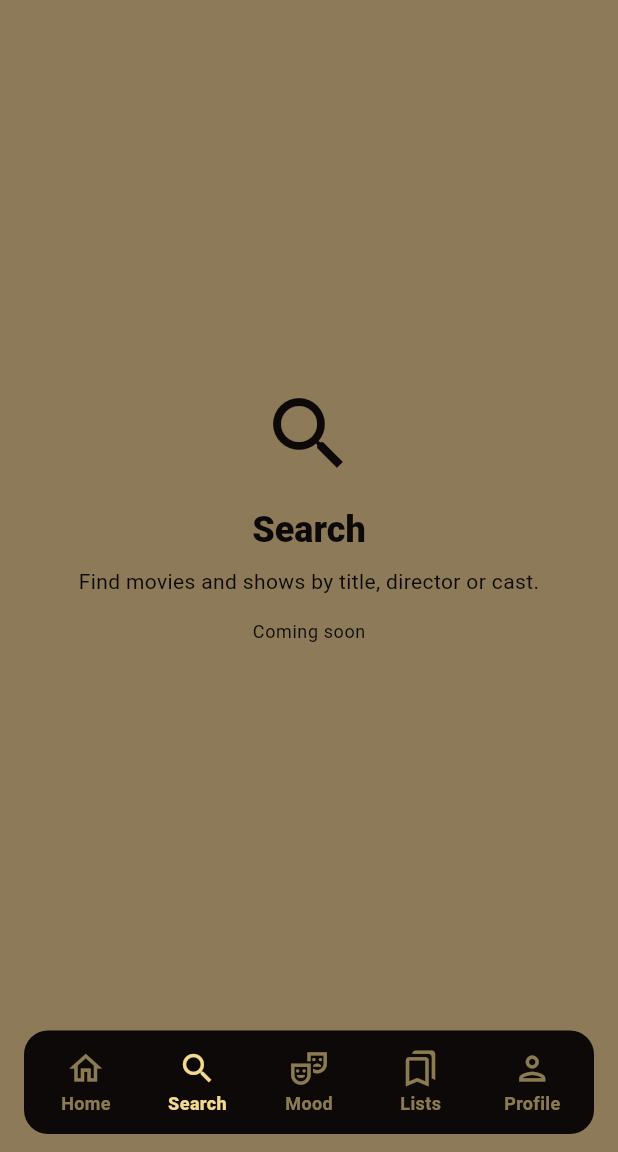
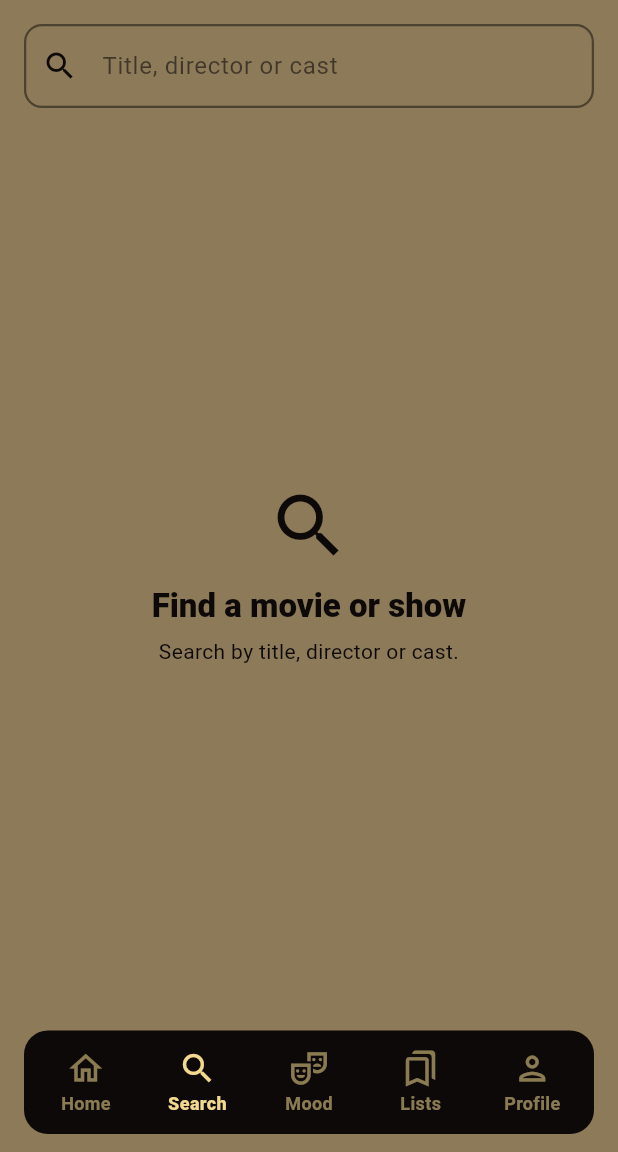
Before and after one commit to thaiHnguyen/CMPE137Project, a Flutter app: the screen it shows after launch, item 2 of the bottom bar chosen, on a phone screen of 412 x 824 dp, the part 84-1236 px from its top. Run offline on Flutter 3.47's test engine with Material 3 defaults, Android fonts, the phone set to English and light mode, and no system bars; our stand-ins replace flutter_dotenv, shared_preferences; network calls fail.

Commit message:
Search Movie title feature

```diff
--- a/NoiReel/lib/screens/app_shell.dart
+++ b/NoiReel/lib/screens/app_shell.dart
@@ -8,6 +8,7 @@ import '../widgets/nav_bar.dart';
 import 'coming_soon_screen.dart';
 import 'home_screen.dart';
 import 'profile_screen.dart';
+import 'search_screen.dart';
 
 /// The app's frame: the tabs, with the navigation bar at the bottom
 ///
@@ -66,11 +67,7 @@ class _AppShellState extends State<AppShell> {
     final tab = navTabs[index];
     return switch (index) {
       0 => HomeScreen(api: widget.api, themes: widget.themes),
-      1 => ComingSoonScreen(
-          title: 'Search',
-          icon: tab.icon,
-          description: 'Find movies and shows by title, director or cast.',
-        ),
+      1 => SearchScreen(api: widget.api),
       2 => ComingSoonScreen(
           title: 'Mood',
           icon: tab.icon,
--- /dev/null
+++ b/NoiReel/lib/screens/search_screen.dart
@@ -0,0 +1,364 @@
+import 'dart:async';
+
+import 'package:flutter/material.dart';
+
+import '../api/api_client.dart';
+import '../api/models.dart';
+import '../widgets/fade_slide_in.dart';
+import '../widgets/poster_card.dart';
+import 'title_details_screen.dart';
+
+/// The Search tab: find movies and shows by title, director, creator or
+/// cast (GU-02). Results appear as you type, best match first, and more
+/// load as you scroll
+class SearchScreen extends StatefulWidget {
+  /// Creates the Search tab
+  const SearchScreen({super.key, required this.api});
+
+  final ApiClient api; // Connection to the server
+
+  /// Wait this long after the last keystroke before searching, so typing
+  /// "inception" sends one request, not nine
+  static const typingPause = Duration(milliseconds: 350);
+
+
+  static const pageSize = 20;   // Results per page (GU-02.02)
+  static const maxLength = 100; // Longest search the server accepts
+
+  @override
+  State<SearchScreen> createState() => _SearchScreenState();
+}
+
+class _SearchScreenState extends State<SearchScreen> {
+  final _input = TextEditingController();
+  final _scroll = ScrollController();
+  Timer? _typing;
+
+  String _query = ''; // What the results are for
+  List<TitleCard> _results = [];
+  int _total = 0; // Results across all pages
+  int _page = 0; // Pages loaded so far
+  bool _loading = false; // First page is loading
+  bool _loadingMore = false; // A later page is loading
+  String? _error;
+
+  // Bumped for every new search. A reply that comes back for an older
+  // search (the user kept typing) is thrown away
+  int _searchId = 0;
+
+  bool get _hasMore => _results.length < _total;
+
+  @override
+  void initState() {
+    super.initState();
+    _scroll.addListener(_onScroll);
+  }
+
+  @override
+  void dispose() {
+    _typing?.cancel();
+    _input.dispose();
+    _scroll.dispose();
+    super.dispose();
+  }
+
+  void _onChanged(String text) {
+    _typing?.cancel();
+    setState(() {}); // shows or hides the clear button
+    _typing = Timer(SearchScreen.typingPause, () => _search(text));
+  }
+
+  void _clear() {
+    _typing?.cancel();
+    _input.clear();
+    _search('');
+  }
+
+  /// Starts a new search for [text], replacing the current results
+  Future<void> _search(String text) async {
+    final query = text.trim();
+    _typing?.cancel();
+    if (query == _query && _error == null) return; // nothing new
+
+    final id = ++_searchId;
+    setState(() {
+      _query = query;
+      _results = [];
+      _total = 0;
+      _page = 0;
+      _error = null;
+      _loading = query.isNotEmpty;
+      _loadingMore = false;
+    });
+    if (query.isEmpty) return;
+    if (_scroll.hasClients) _scroll.jumpTo(0);
+
+    try {
+      final page = await widget.api.search(query, limit: SearchScreen.pageSize);
+      if (!mounted || id != _searchId) return; // an older search
+      setState(() {
+        _results = page.titles;
+        _total = page.total;
+        _page = 1;
+      });
+    } on ApiException catch (e) {
+      if (!mounted || id != _searchId) return;
+      setState(() => _error = e.message);
+    } finally {
+      if (mounted && id == _searchId) setState(() => _loading = false);
+    }
+  }
+
+  /// Loads the next page when the user scrolls near the end
+  void _onScroll() {
+    if (!_scroll.hasClients || _loading || _loadingMore || !_hasMore) return;
+    if (_error != null) return;
+    final position = _scroll.position;
+    if (position.pixels >= position.maxScrollExtent - 400) _loadMore();
+  }
+
+  Future<void> _loadMore() async {
+    final id = _searchId;
+    setState(() => _loadingMore = true);
+    try {
+      final page = await widget.api.search(
+        _query,
+        page: _page + 1,
+        limit: SearchScreen.pageSize,
+      );
+      if (!mounted || id != _searchId) return;
+      setState(() {
+        // Skip any title already shown, in case the catalog changed
+        final shown = {for (final t in _results) t.id};
+        _results = [
+          ..._results,
+          ...page.titles.where((t) => !shown.contains(t.id)),
+        ];
+        _total = page.total;
+        _page++;
+      });
+    } on ApiException catch (e) {
+      if (!mounted || id != _searchId) return;
+      ScaffoldMessenger.of(context)
+        ..hideCurrentSnackBar()
+        ..showSnackBar(SnackBar(content: Text(e.message)));
+    } finally {
+      if (mounted && id == _searchId) setState(() => _loadingMore = false);
+    }
+  }
+
+  void _open(TitleCard title) {
+    FocusScope.of(context).unfocus(); // hide the keyboard
+    Navigator.of(context).push(
+      MaterialPageRoute<void>(
+        builder: (_) => TitleDetailsScreen(api: widget.api, title: title),
+      ),
+    );
+  }
+
+  @override
+  Widget build(BuildContext context) {
+    return Scaffold(
+      appBar: AppBar(title: const Text('NOIREEL')),
+      body: Align(
+        alignment: Alignment.topCenter,
+        child: ConstrainedBox(
+          constraints: const BoxConstraints(maxWidth: 720),
+          child: Column(
+            children: [
+              Padding(
+                padding: const EdgeInsets.fromLTRB(16, 16, 16, 8),
+                child: TextField(
+                  controller: _input,
+                  onChanged: _onChanged,
+                  onSubmitted: _search, // Enter searches right away
+                  textInputAction: TextInputAction.search,
+                  maxLength: SearchScreen.maxLength,
+                  decoration: InputDecoration(
+                    hintText: 'Title, director or cast',
+                    counterText: '', // hide the "0/100" counter
+                    prefixIcon: const Icon(Icons.search),
+                    suffixIcon: _input.text.isEmpty
+                        ? null
+                        : IconButton(
+                            tooltip: 'Clear',
+                            icon: const Icon(Icons.close),
+                            onPressed: _clear,
+                          ),
+                  ),
+                ),
+              ),
+              Expanded(child: _body()),
+            ],
+          ),
+        ),
+      ),
+    );
+  }
+
+  Widget _body() {
+    if (_query.isEmpty) {
+      return const _Notice(
+        icon: Icons.search,
+        title: 'Find a movie or show',
+        text: 'Search by title, director or cast.',
+      );
+    }
+    if (_loading) return const Center(child: CircularProgressIndicator());
+    if (_error != null) {
+      return _Notice(
+        icon: Icons.cloud_off,
+        title: "Couldn't search",
+        text: _error!,
+        onRetry: () => _search(_input.text),
+      );
+    }
+    if (_results.isEmpty) {
+      // GU-02.04
+      return _Notice(
+        icon: Icons.search_off,
+        title: 'No results for "$_query"',
+        text:
+            'Check the spelling, or try fewer or different words, '
+            'like just a last name.',
+      );
+    }
+
+    final text = Theme.of(context).textTheme;
+    return ListView.builder(
+      controller: _scroll,
+      padding: const EdgeInsets.fromLTRB(16, 0, 16, 24),
+      // The count line, the results, then a spinner while more load
+      itemCount: _results.length + 1 + (_hasMore ? 1 : 0),
+      itemBuilder: (context, i) {
+        if (i == 0) {
+          return Padding(
+            padding: const EdgeInsets.symmetric(vertical: 8),
+            child: Text(
+              '$_total ${_total == 1 ? 'result' : 'results'}',
+              style: text.bodySmall,
+            ),
+          );
+        }
+        final index = i - 1;
+        if (index == _results.length) {
+          return const Padding(
+            padding: EdgeInsets.all(16),
+            child: Center(child: CircularProgressIndicator()),
+          );
+        }
+        return FadeSlideIn.staggered(
+          // Only the first screenful staggers; later pages appear at once
+          key: ValueKey('$_searchId-${_results[index].id}'),
+          index: index < 10 ? index : 0,
+          step: const Duration(milliseconds: 40),
+          distance: 16,
+          child: _ResultTile(
+            title: _results[index],
+            onTap: () => _open(_results[index]),
+          ),
+        );
+      },
+    );
+  }
+}
+
+/// One search result: poster, name, year and Movie/TV (GU-02.03)
+class _ResultTile extends StatelessWidget {
+  const _ResultTile({required this.title, required this.onTap});
+
+  final TitleCard title;
+  final VoidCallback onTap;
+
+  @override
+  Widget build(BuildContext context) {
+    final text = Theme.of(context).textTheme;
+    final facts = [
+      if (title.year != null) '${title.year}',
+      title.type == 'tv' ? 'TV show' : 'Movie',
+    ];
+
+    return InkWell(
+      onTap: onTap,
+      borderRadius: BorderRadius.circular(10),
+      child: Padding(
+        padding: const EdgeInsets.symmetric(vertical: 6),
+        child: Row(
+          children: [
+            SizedBox(
+              width: 56,
+              child: PosterImage(url: title.posterUrl, type: title.type),
+            ),
+            const SizedBox(width: 14),
+            Expanded(
+              child: Column(
+                crossAxisAlignment: CrossAxisAlignment.start,
+                children: [
+                  Text(
+                    title.name,
+                    maxLines: 2,
+                    overflow: TextOverflow.ellipsis,
+                    style: text.titleMedium?.copyWith(
+                      fontWeight: FontWeight.w800,
+                    ),
+                  ),
+                  const SizedBox(height: 2),
+                  Text(facts.join('  ·  '), style: text.bodyMedium),
+                ],
+              ),
+            ),
+            Icon(Icons.chevron_right, color: text.bodyMedium?.color),
+          ],
+        ),
+      ),
+    );
+  }
+}
+
+/// Centered icon, heading and text, e.g. before searching or no results
+class _Notice extends StatelessWidget {
+  const _Notice({
+    required this.icon,
+    required this.title,
+    required this.text,
+    this.onRetry,
+  });
+
+  final IconData icon;
+  final String title;
+  final String text;
+  final VoidCallback? onRetry;
+
+  @override
+  Widget build(BuildContext context) {
+    final theme = Theme.of(context).textTheme;
+    return Center(
+      child: SingleChildScrollView(
+        padding: const EdgeInsets.all(32),
+        child: FadeSlideIn(
+          child: Column(
+            mainAxisSize: MainAxisSize.min,
+            children: [
+              Icon(icon, size: 56, color: theme.bodyMedium?.color),
+              const SizedBox(height: 12),
+              Text(
+                title,
+                textAlign: TextAlign.center,
+                style: theme.titleLarge?.copyWith(fontWeight: FontWeight.w900),
+              ),
+              const SizedBox(height: 6),
+              Text(text, textAlign: TextAlign.center),
+              if (onRetry != null) ...[
+                const SizedBox(height: 16),
+                ElevatedButton(
+                  onPressed: onRetry,
+                  child: const Text('Try again'),
+                ),
+              ],
+            ],
+          ),
+        ),
+      ),
+    );
+  }
+}
```
Also changed, not shown: NoiReel/lib/api/api_client.dart (+15 -0 lines), 2 other files.
